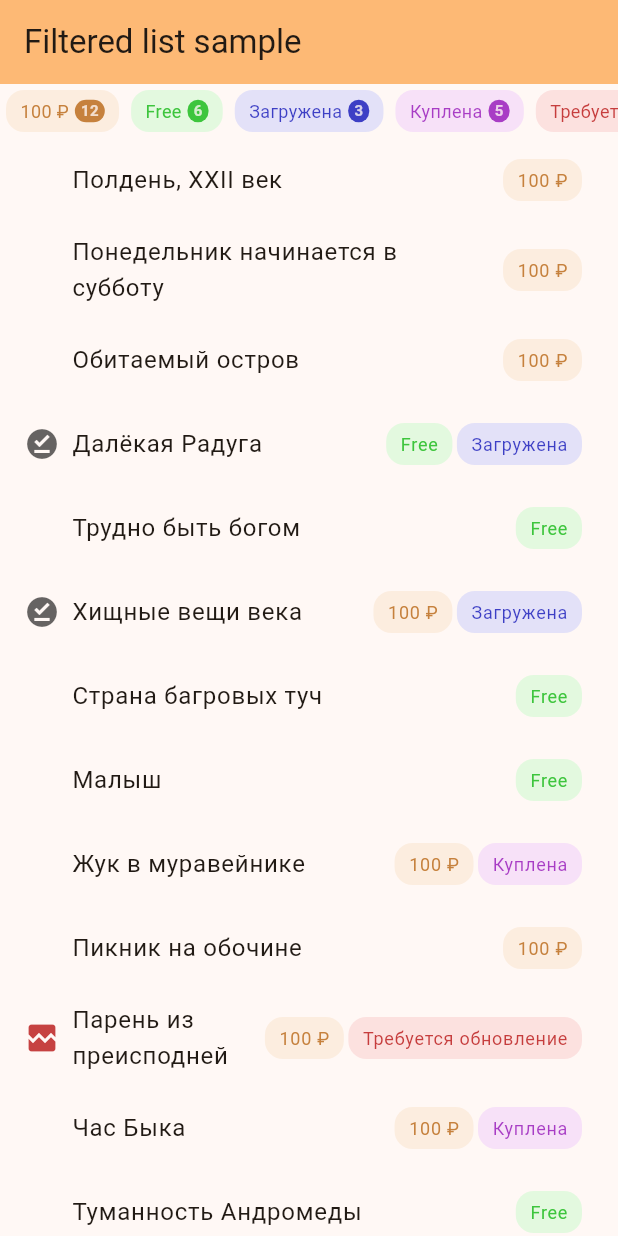
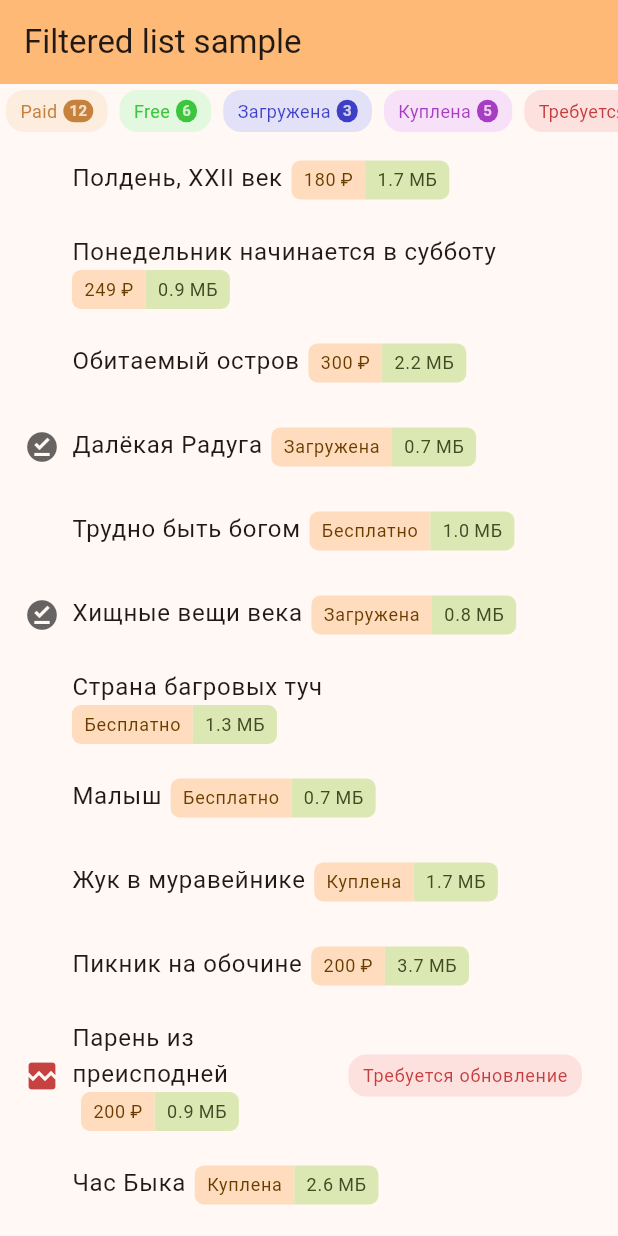
Before and after one commit to epsimatic/flutter-list-demo, a Flutter app: the screen it shows after launch, on a phone screen of 412 x 824 dp. Run offline on Flutter 3.47's test engine with Material 3 defaults, Android fonts, the phone set to English and light mode, and no system bars.

Commit message:
add price and size to Book

```diff
--- a/lib/book.dart
+++ b/lib/book.dart
@@ -1,8 +1,14 @@
 class Book {
   final String title;
   final List<String> labels;
+  final int price;
+  final int sizeBytes;
 
-  Book({required this.title, this.labels = const []});
+  Book(
+      {required this.title,
+      this.labels = const [],
+      this.price = 0,
+      required this.sizeBytes});
 }
 
 /// Returns a map where the keys are the label strings and the value is the count.
--- a/lib/label_utils.dart
+++ b/lib/label_utils.dart
@@ -31,8 +31,6 @@ class Label {
   static final Map<String, String> _titleMap = {
     available: 'Куплена',
     ondevice: 'Загружена',
-    free: 'Free',
-    paid: '100 ₽',
     broken: 'Требуется обновление',
   };
 
--- a/lib/main.dart
+++ b/lib/main.dart
@@ -6,24 +6,92 @@ import 'widget_book_filtered_list.dart';
 
 void main() {
   final List<Book> books = [
-    Book(title: 'Туманность Андромеды', labels: [Label.free]),
-    Book(title: 'Пикник на обочине', labels: [Label.paid]),
-    Book(title: 'Обитаемый остров', labels: [Label.paid]),
-    Book(title: 'Трудно быть богом', labels: [Label.free]),
-    Book(title: 'Понедельник начинается в субботу', labels: [Label.paid]),
-    Book(title: 'Страна багровых туч', labels: [Label.free]),
-    Book(title: 'Полдень, XXII век', labels: [Label.paid]),
-    Book(title: 'Малыш', labels: [Label.free]),
-    Book(title: 'Жук в муравейнике', labels: [Label.paid, Label.available]),
-    Book(title: 'Волны гасят ветер', labels: [Label.paid, Label.available]),
-    Book(title: 'Час Быка', labels: [Label.paid, Label.available]),
-    Book(title: 'Таис Афинская', labels: [Label.paid, Label.available]),
-    Book(title: 'Лезвие бритвы', labels: [Label.paid, Label.available]),
-    Book(title: 'Хищные вещи века', labels: [Label.paid, Label.ondevice]),
-    Book(title: 'Попытка к бегству', labels: [Label.free, Label.ondevice]),
-    Book(title: 'Далёкая Радуга', labels: [Label.free, Label.ondevice]),
-    Book(title: 'Отягощённые злом', labels: [Label.paid, Label.broken]),
-    Book(title: 'Парень из преисподней', labels: [Label.paid, Label.broken]),
+    Book(
+        title: 'Туманность Андромеды',
+        labels: [Label.free],
+        price: 0,
+        sizeBytes: 1200000),
+    Book(
+        title: 'Пикник на обочине',
+        labels: [Label.paid],
+        price: 200,
+        sizeBytes: 3850000),
+    Book(
+        title: 'Обитаемый остров',
+        labels: [Label.paid],
+        price: 300,
+        sizeBytes: 2300000),
+    Book(
+        title: 'Трудно быть богом',
+        labels: [Label.free],
+        price: 0,
+        sizeBytes: 1100000),
+    Book(
+        title: 'Понедельник начинается в субботу',
+        labels: [Label.paid],
+        price: 249,
+        sizeBytes: 950000),
+    Book(
+        title: 'Страна багровых туч',
+        labels: [Label.free],
+        price: 0,
+        sizeBytes: 1350000),
+    Book(
+        title: 'Полдень, XXII век',
+        labels: [Label.paid],
+        price: 180,
+        sizeBytes: 1800000),
+    Book(title: 'Малыш', labels: [Label.free], price: 0, sizeBytes: 750000),
+    Book(
+        title: 'Жук в муравейнике',
+        labels: [Label.paid, Label.available],
+        price: 350,
+        sizeBytes: 1800000),
+    Book(
+        title: 'Волны гасят ветер',
+        labels: [Label.paid, Label.available],
+        price: 350,
+        sizeBytes: 2100000),
+    Book(
+        title: 'Час Быка',
+        labels: [Label.paid, Label.available],
+        price: 400,
+        sizeBytes: 2750000),
+    Book(
+        title: 'Таис Афинская',
+        labels: [Label.paid, Label.available],
+        price: 450,
+        sizeBytes: 3200000),
+    Book(
+        title: 'Лезвие бритвы',
+        labels: [Label.paid, Label.available],
+        price: 300,
+        sizeBytes: 1900000),
+    Book(
+        title: 'Хищные вещи века',
+        labels: [Label.paid, Label.ondevice],
+        price: 200,
+        sizeBytes: 890000),
+    Book(
+        title: 'Попытка к бегству',
+        labels: [Label.free, Label.ondevice],
+        price: 0,
+        sizeBytes: 1150000),
+    Book(
+        title: 'Далёкая Радуга',
+        labels: [Label.free, Label.ondevice],
+        price: 0,
+        sizeBytes: 780000),
+    Book(
+        title: 'Отягощённые злом',
+        labels: [Label.paid, Label.broken],
+        price: 200,
+        sizeBytes: 1250000),
+    Book(
+        title: 'Парень из преисподней',
+        labels: [Label.paid, Label.broken],
+        price: 200,
+        sizeBytes: 920000),
   ];
   books.shuffle();
 
--- a/lib/widget_book.dart
+++ b/lib/widget_book.dart
@@ -29,7 +29,16 @@ class BookWidget extends StatelessWidget {
           child: Padding(
             padding: const EdgeInsets.only(left: 8.0),
             child: Wrap(
-              children: [Text(book.title)],
+              children: [
+                Text(book.title),
+                Container(width: 6),
+                Specs(
+                  price: book.price,
+                  sizeBytes: book.sizeBytes,
+                  isPurchased: book.labels.contains(Label.available),
+                  isDownloaded: book.labels.contains(Label.ondevice),
+                ),
+              ],
             ),
           ),
         ),
@@ -37,3 +46,77 @@ class BookWidget extends StatelessWidget {
     );
   }
 }
+
+class Specs extends StatelessWidget {
+  final int price;
+  final int sizeBytes;
+  final bool isPurchased;
+  final bool isDownloaded;
+
+  const Specs({
+    super.key,
+    required this.price,
+    required this.sizeBytes,
+    required this.isPurchased,
+    required this.isDownloaded,
+  });
+
+  @override
+  Widget build(BuildContext context) {
+    String formatSize(int bytes) {
+      return '${(bytes / (1024 * 1024)).toStringAsFixed(1)} МБ';
+    }
+
+    String formatPrice(int price, bool isPurchased, bool isDownloaded) {
+      if (isDownloaded) return 'Загружена';
+      if (isPurchased) return 'Куплена';
+      if (price == 0) return 'Бесплатно';
+      return '$price ₽';
+    }
+
+    const double borderRadius = 6;
+
+    return Container(
+      decoration: BoxDecoration(
+        borderRadius: BorderRadius.circular(borderRadius),
+      ),
+      child: Row(
+        mainAxisSize: MainAxisSize.min,
+        children: [
+          Container(
+            padding: const EdgeInsets.symmetric(horizontal: 8, vertical: 4),
+            decoration: BoxDecoration(
+              color: Theme.of(context).colorScheme.primaryContainer,
+              borderRadius: const BorderRadius.only(
+                topLeft: Radius.circular(borderRadius),
+                bottomLeft: Radius.circular(borderRadius),
+              ),
+            ),
+            child: Text(
+              formatPrice(price, isPurchased, isDownloaded),
+              style: TextStyle(
+                  color: Theme.of(context).colorScheme.onPrimaryContainer,
+                  fontSize: 12),
+            ),
+          ),
+          Container(
+            padding: const EdgeInsets.symmetric(horizontal: 8, vertical: 4),
+            decoration: BoxDecoration(
+              color: Theme.of(context).colorScheme.tertiaryContainer,
+              borderRadius: const BorderRadius.only(
+                topRight: Radius.circular(borderRadius),
+                bottomRight: Radius.circular(borderRadius),
+              ),
+            ),
+            child: Text(
+              formatSize(sizeBytes),
+              style: TextStyle(
+                  color: Theme.of(context).colorScheme.onTertiaryContainer,
+                  fontSize: 12),
+            ),
+          ),
+        ],
+      ),
+    );
+  }
+}
--- a/lib/widget_book_list.dart
+++ b/lib/widget_book_list.dart
@@ -96,13 +96,18 @@ class _BookListState extends State<BookList> {
   }
 
   Widget _buildItem(Book book) {
+    const excludedLabels = {'free', 'paid', 'available', 'ondevice'};
     return ListTile(
-        key: ValueKey(book.title),
-        title: BookWidget(book: book),
-        trailing: Wrap(
-            spacing: 3,
-            children:
-                book.labels.map((label) => LabelPill(label: label)).toList()));
+      key: ValueKey(book.title),
+      title: BookWidget(book: book),
+      trailing: Wrap(
+        spacing: 3,
+        children: book.labels
+            .where((label) => !excludedLabels.contains(label))
+            .map((label) => LabelPill(label: label))
+            .toList(),
+      ),
+    );
   }
 
   @override
```
